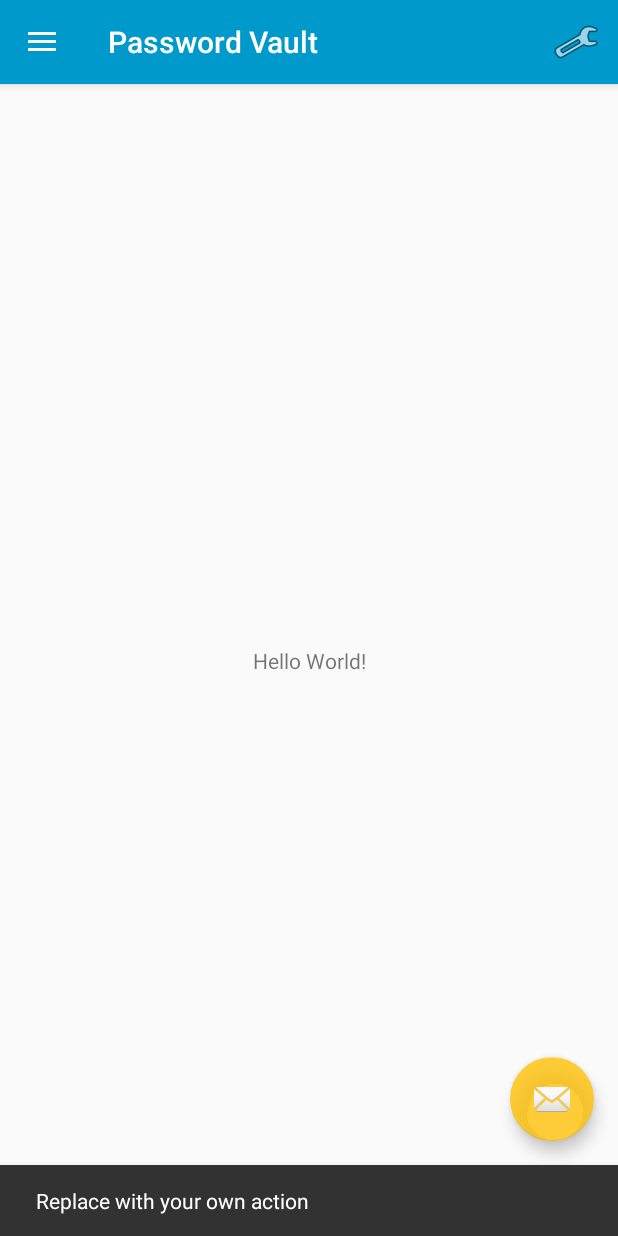
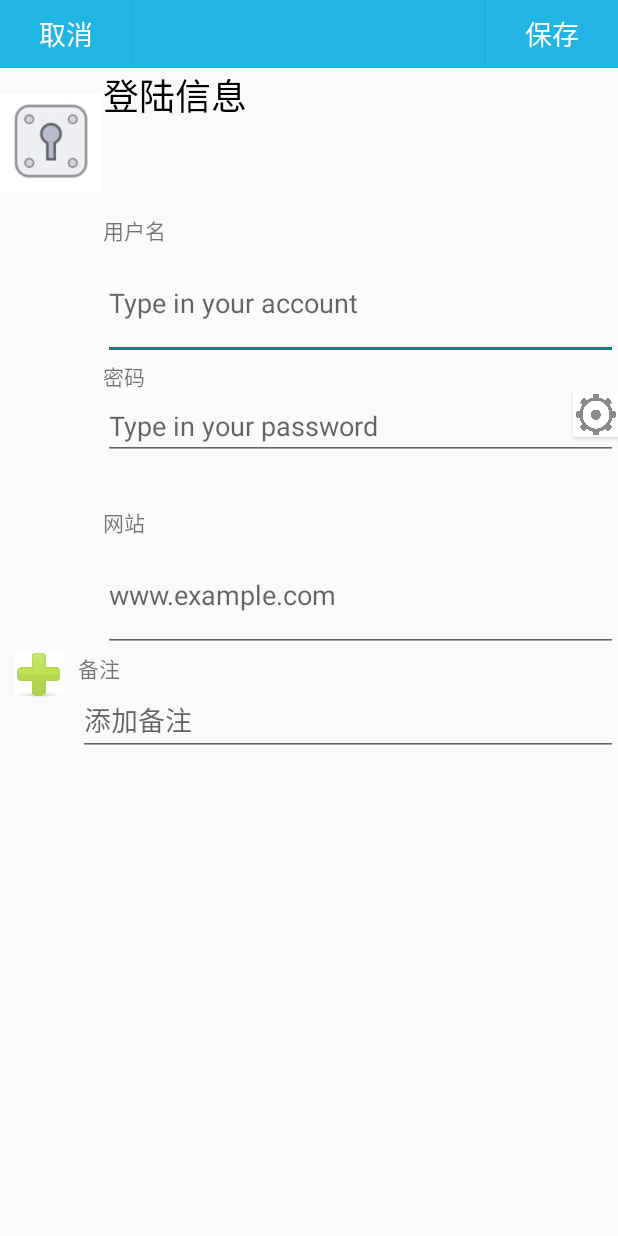
Before and after one commit to Bonlin0/PasswordShield, an Android app: the screen it shows after launch (MainActivity before the commit, AddAccountActivity after it), after a tap on an icon or button, on a phone screen of 412 x 824 dp. Run offline under Robolectric (Android 15) with nearby library versions, the phone set to English and light mode, and no system bars.

Commit message:
merge with Chenyuan: ListView in mainActivity and AddActivity
整合项目。
主界面的列表视图和添加按钮及活动。
TODO： 更改悬浮按钮样式

Co-Authored-By: sairenhecate <sairenhecate@users.noreply.github.com>

```diff
--- a/PasswordShield_demo0/app/build.gradle
+++ b/PasswordShield_demo0/app/build.gradle
@@ -24,6 +24,7 @@ dependencies {
     implementation 'com.google.android.material:material:1.0.0'
     implementation 'androidx.constraintlayout:constraintlayout:1.1.3'
     implementation 'androidx.preference:preference:1.1.0-alpha02'
+    implementation 'androidx.appcompat:appcompat:1.0.2'
     testImplementation 'junit:junit:4.12'
 
 }
--- /dev/null
+++ b/PasswordShield_demo0/app/src/main/java/cn/adminzero/passwordshield_demo0/AddAccountActivity.java
@@ -0,0 +1,59 @@
+package cn.adminzero.passwordshield_demo0;
+
+import androidx.appcompat.app.AppCompatActivity;
+
+import android.content.Intent;
+import android.os.Bundle;
+import android.view.View;
+import android.view.Window;
+import android.widget.Button;
+import android.widget.EditText;
+import android.widget.Toast;
+
+public class AddAccountActivity extends AppCompatActivity implements View.OnClickListener {
+    private EditText account_text;
+    private EditText password_text;
+    private EditText website_text;
+    private EditText note_text;
+
+    @Override
+    protected void onCreate(Bundle savedInstanceState) {
+        super.onCreate(savedInstanceState);
+        //requestWindowFeature(Window.FEATURE_NO_TITLE);//去掉标题栏  好像没用
+        setContentView(R.layout.activity_add_account);
+        Button cancel=(Button) findViewById(R.id.cancel);
+        Button commit=(Button) findViewById(R.id.commit);
+        Button creat_password=(Button) findViewById(R.id.creat_password);
+        //
+        account_text=(EditText)findViewById(R.id.account);
+        password_text=(EditText)findViewById(R.id.password);
+        website_text=(EditText)findViewById(R.id.website);
+        note_text=(EditText)findViewById(R.id.note);
+        cancel.setOnClickListener(this);
+        commit.setOnClickListener(this);
+        creat_password.setOnClickListener(this);
+
+    }
+    @Override
+    public  void  onClick (View v){
+        switch (v.getId()){
+            case R.id.commit:
+                String input_account=account_text.getText().toString();
+                String input_password=password_text.getText().toString();
+                String input_website=website_text.getText().toString();
+                String input_note=note_text.getText().toString();
+                Toast.makeText(this,"账号"+input_account+"密码"+input_password+"网址"+input_website+"备注"+input_note,Toast.LENGTH_LONG).show();
+                break;
+            case R.id.cancel:
+                finish();
+                Toast.makeText(this,"取消添加账号信息",Toast.LENGTH_LONG).show();
+                break;
+            case R.id.creat_password:
+                Intent intent_to_creat_password= new Intent(AddAccountActivity.this,PasswordGeneratorActivity.class);
+                startActivity(intent_to_creat_password);
+                break;
+            default:
+                break;
+        }
+    }
+}
--- a/PasswordShield_demo0/app/src/main/java/cn/adminzero/passwordshield_demo0/MainActivity.java
+++ b/PasswordShield_demo0/app/src/main/java/cn/adminzero/passwordshield_demo0/MainActivity.java
@@ -14,10 +14,17 @@ import androidx.drawerlayout.widget.DrawerLayout;
 import androidx.appcompat.app.AppCompatActivity;
 import androidx.appcompat.widget.Toolbar;
 import android.view.Menu;
+import android.widget.ArrayAdapter;
+import android.widget.ListView;
 import android.widget.Toast;
 
 public class MainActivity extends AppCompatActivity
         implements NavigationView.OnNavigationItemSelectedListener {
+
+    private  String[] data={"Apple","Banana","Orange","Watermelon","Pear",
+            "Grape","Pineapple","Strawberry", "Cherry","Mango","Banana","Orange",
+            "Watermelon","Pear","Grape","Pineapple","Strawberry","Cherry","Mango"};
+    ArrayAdapter<String> adapter;
 
     @Override
     protected void onCreate(Bundle savedInstanceState) {
@@ -25,12 +32,17 @@ public class MainActivity extends AppCompatActivity
         setContentView(R.layout.activity_main);
         Toolbar toolbar = findViewById(R.id.toolbar_main);
         setSupportActionBar(toolbar);
+        ListView listView=(ListView) findViewById(R.id.list_view);
+        adapter=new ArrayAdapter<String>(this,android.R.layout.simple_list_item_1,data);
+        listView.setAdapter(adapter);
         FloatingActionButton fab = findViewById(R.id.fab);
         fab.setOnClickListener(new View.OnClickListener() {
             @Override
             public void onClick(View view) {
-                Snackbar.make(view, "Replace with your own action", Snackbar.LENGTH_LONG)
-                        .setAction("Action", null).show();
+                // Snackbar.make(view, "Replace with your own action", Snackbar.LENGTH_LONG)
+                //        .setAction("Action", null).show();
+                Intent intent_to_Add=new Intent(MainActivity.this,AddAccountActivity.class);
+                startActivity(intent_to_Add);
             }
         });
         DrawerLayout drawer = findViewById(R.id.drawer_layout_main);
@@ -40,6 +52,8 @@ public class MainActivity extends AppCompatActivity
         drawer.addDrawerListener(toggle);
         toggle.syncState();
         navigationView.setNavigationItemSelectedListener(this);
+
+
     }
 
     @Override
--- a/PasswordShield_demo0/app/src/main/java/cn/adminzero/passwordshield_demo0/PasswordGeneratorActivity.java
+++ b/PasswordShield_demo0/app/src/main/java/cn/adminzero/passwordshield_demo0/PasswordGeneratorActivity.java
@@ -17,8 +17,8 @@ public class PasswordGeneratorActivity extends AppCompatActivity {
         Toolbar toolbar = findViewById(R.id.toolbar_password_generator);
         setSupportActionBar(toolbar);
 
-        ActionBar actionBar = getSupportActionBar();
-        actionBar.setDisplayHomeAsUpEnabled(true);
+        //ActionBar actionBar = getSupportActionBar();
+        //actionBar.setDisplayHomeAsUpEnabled(true);
 
     }
 }
--- /dev/null
+++ b/PasswordShield_demo0/app/src/main/res/layout/activity_add_account.xml
@@ -0,0 +1,166 @@
+<?xml version="1.0" encoding="utf-8"?>
+<LinearLayout xmlns:android="http://schemas.android.com/apk/res/android"
+    android:orientation="vertical"
+    android:layout_width="match_parent"
+    android:layout_height="match_parent">
+
+    <FrameLayout xmlns:android="http://schemas.android.com/apk/res/android"
+        android:layout_width="match_parent"
+        android:layout_height="45dp"
+        android:orientation="horizontal"
+        android:background="#22B5E3">
+        <Button
+            android:id="@+id/cancel"
+            android:layout_width="wrap_content"
+            android:layout_height="match_parent"
+            android:layout_gravity="left"
+            android:background="#22B5E3"
+            android:text="取消"
+            android:textColor="#FFFFFF"
+            android:textSize="18dp"/>
+
+        <Button
+            android:id="@+id/commit"
+            android:layout_width="wrap_content"
+            android:layout_height="wrap_content"
+            android:layout_gravity="right"
+            android:background="#22B5E3"
+            android:text="保存"
+            android:textSize="18dp"
+            android:textColor="#FFFFFF"/>
+
+    </FrameLayout>
+
+    <LinearLayout xmlns:android="http://schemas.android.com/apk/res/android"
+        android:orientation="horizontal"
+        android:layout_weight="1"
+        android:layout_width="match_parent"
+        android:layout_height="match_parent">
+
+        <LinearLayout xmlns:android="http://schemas.android.com/apk/res/android"
+            android:layout_width="match_parent"
+            android:layout_height="match_parent"
+            android:layout_weight="5"
+            android:orientation="horizontal">
+
+            <ImageView
+                android:id="@+id/image_account"
+                android:layout_width="match_parent"
+                android:layout_height="100dp"
+                android:src="@drawable/key" />
+        </LinearLayout>
+
+        <LinearLayout xmlns:android="http://schemas.android.com/apk/res/android"
+            android:orientation="vertical"
+            android:layout_weight="1"
+            android:layout_width="match_parent"
+            android:layout_height="match_parent">
+
+            <TextView
+                android:id="@+id/information"
+                android:textSize="24dp"
+                android:layout_weight="2"
+                android:textColor="#000000"
+                android:layout_width="wrap_content"
+                android:layout_height="wrap_content"
+                android:text="登陆信息"
+                />
+
+            <TextView
+                android:id="@+id/account_name"
+                android:layout_width="wrap_content"
+                android:layout_height="wrap_content"
+
+                android:text="用户名" />
+            <EditText
+                android:id="@+id/account"
+                android:layout_weight="1"
+                android:layout_width="match_parent"
+                android:layout_height="wrap_content"
+                android:hint="Type in your account"
+                />
+            <TextView
+                android:id="@+id/password_name"
+                android:layout_width="wrap_content"
+                android:layout_height="wrap_content"
+                android:text="密码" />
+            <FrameLayout
+                android:layout_width="match_parent"
+                android:layout_height="wrap_content"
+                android:layout_weight="1"
+                android:orientation="horizontal">
+
+                <EditText
+                    android:id="@+id/password"
+                    android:layout_width="match_parent"
+                    android:layout_height="wrap_content"
+                    android:layout_gravity="left"
+                    android:hint="Type in your password"
+                    />
+
+                <Button
+                    android:id="@+id/creat_password"
+                    android:layout_width="30dp"
+                    android:layout_height="30dp"
+                    android:layout_gravity="right"
+                    android:background="@drawable/setting" />
+
+            </FrameLayout>
+
+
+            <TextView
+                android:id="@+id/website_name"
+                android:layout_width="wrap_content"
+                android:layout_height="wrap_content"
+                android:text="网站" />
+            <EditText
+                android:id="@+id/website"
+                android:layout_weight="1"
+                android:layout_width="match_parent"
+                android:layout_height="wrap_content"
+                android:hint="www.example.com"
+                />
+
+        </LinearLayout>
+    </LinearLayout>
+
+    <LinearLayout xmlns:android="http://schemas.android.com/apk/res/android"
+        android:layout_width="match_parent"
+        android:layout_height="match_parent"
+        android:layout_weight="1"
+        android:orientation="horizontal">
+        <LinearLayout
+            android:layout_width="match_parent"
+            android:layout_height="match_parent"
+            android:layout_weight="7"
+            >
+            <ImageView
+                android:id="@+id/green_add"
+                android:layout_width="wrap_content"
+                android:layout_height="30dp"
+                android:src="@drawable/green_add"
+                />
+        </LinearLayout>
+
+        <LinearLayout xmlns:android="http://schemas.android.com/apk/res/android"
+            android:layout_width="match_parent"
+            android:layout_height="match_parent"
+            android:layout_weight="1"
+            android:orientation="vertical">
+
+            <TextView
+                android:id="@+id/note_name"
+                android:layout_width="wrap_content"
+                android:layout_height="wrap_content"
+                android:text="备注" />
+
+            <EditText
+                android:id="@+id/note"
+                android:layout_width="match_parent"
+                android:layout_height="wrap_content"
+                android:hint="添加备注" />
+
+
+        </LinearLayout>
+    </LinearLayout>
+</LinearLayout>
--- a/PasswordShield_demo0/app/src/main/res/layout/content_main.xml
+++ b/PasswordShield_demo0/app/src/main/res/layout/content_main.xml
@@ -8,13 +8,21 @@
     tools:context=".MainActivity"
     tools:showIn="@layout/app_bar_main">
 
-    <TextView
-        android:layout_width="wrap_content"
-        android:layout_height="wrap_content"
-        android:text="Hello World!"
-        app:layout_constraintBottom_toBottomOf="parent"
-        app:layout_constraintLeft_toLeftOf="parent"
-        app:layout_constraintRight_toRightOf="parent"
-        app:layout_constraintTop_toTopOf="parent" />
+    <!--<TextView-->
+    <!--android:layout_width="wrap_content"-->
+    <!--android:layout_height="wrap_content"-->
+    <!--android:text="Hello World!"-->
+    <!--app:layout_constraintBottom_toBottomOf="parent"-->
+    <!--app:layout_constraintLeft_toLeftOf="parent"-->
+    <!--app:layout_constraintRight_toRightOf="parent"-->
+    <!--app:layout_constraintTop_toTopOf="parent" />-->
+    <ListView
+        android:id="@+id/list_view"
+        android:divider="#286796"
+        android:dividerHeight="3dp"
+        android:layout_width="match_parent"
+        android:layout_height="match_parent"
+        android:scrollbars="none"
+        /> <!--是否有滑动条-->
 
 </androidx.constraintlayout.widget.ConstraintLayout>
```
Also changed, not shown: PasswordShield_demo0/app/src/main/AndroidManifest.xml (+7 -5 lines), PasswordShield_demo0/app/src/main/res/drawable/add.png (added), PasswordShield_demo0/app/src/main/res/drawable/green_add.png (added), PasswordShield_demo0/app/src/main/res/drawable/key.png (added), PasswordShield_demo0/app/src/main/res/drawable/setting.png (added).
